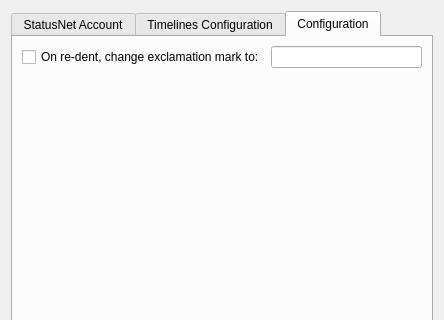
Above: microblogs/laconica/laconicaeditaccount_base.ui from KDE/choqok before the change; both pictures show x 0 to 444 and y 0 to 320 of the 444 by 498 pixel window. Below: the same form after it.
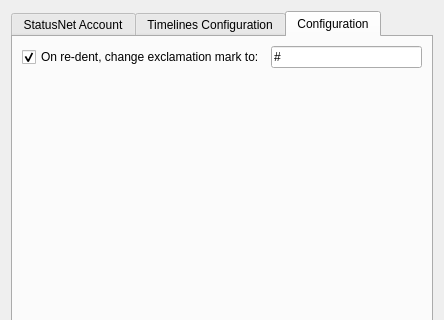
That is the form after the change. The open tabs and pages were chosen to show the change. Custom widgets are drawn as their Qt base class.

Commit message: changing exclamation mark to number sign on re-dent made default on Identica

Diff of the .ui file:
```diff
--- a/microblogs/laconica/laconicaeditaccount_base.ui
+++ b/microblogs/laconica/laconicaeditaccount_base.ui
@@ -340,10 +340,16 @@
            <property name="text">
             <string>On re-dent, change exclamation mark to:</string>
            </property>
+           <property name="checked">
+            <bool>true</bool>
+           </property>
           </widget>
          </item>
          <item>
           <widget class="KLineEdit" name="kcfg_changeToString">
+           <property name="text">
+            <string>#</string>
+           </property>
            <property name="maxLength">
             <number>10</number>
            </property>
```
